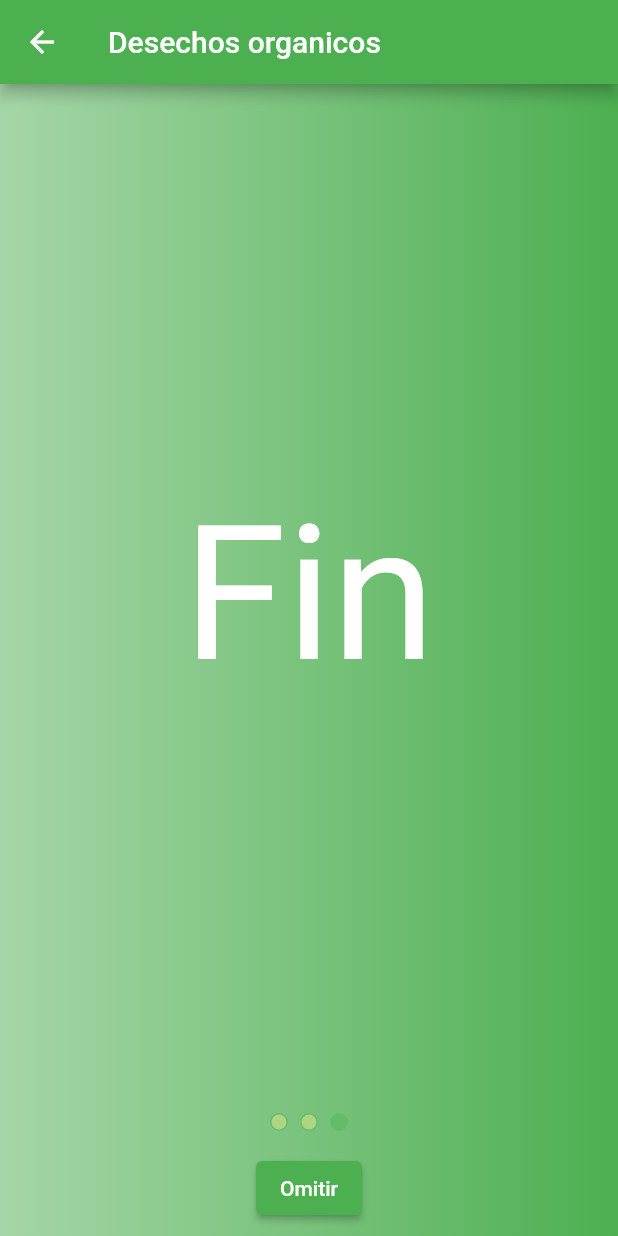
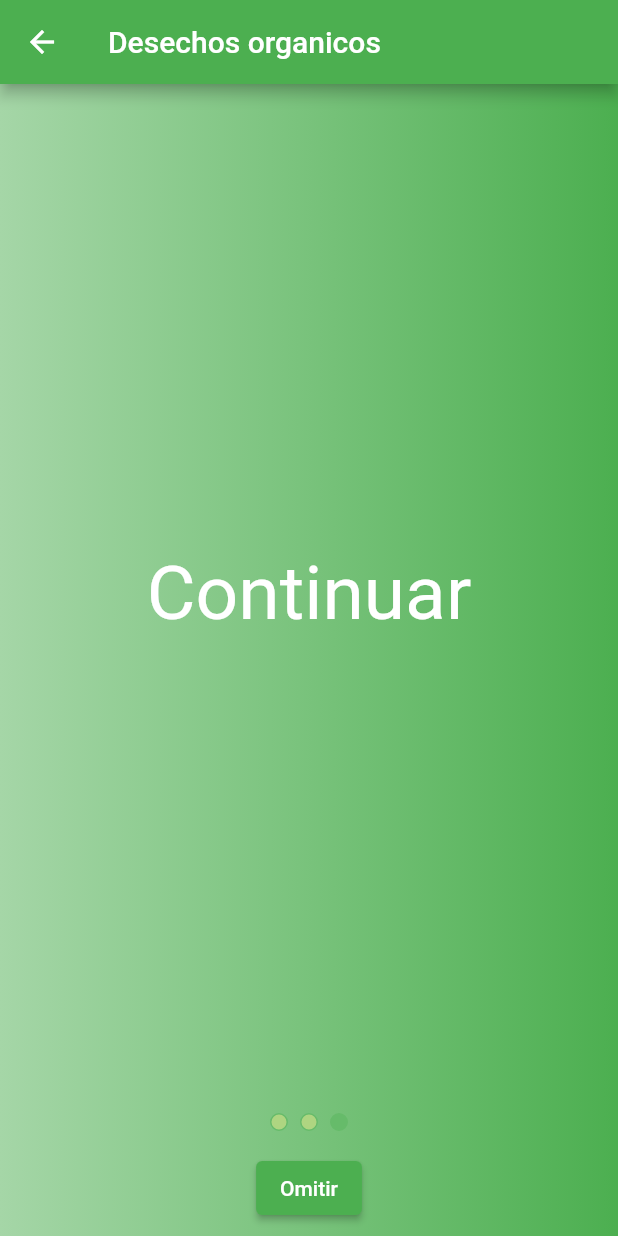
Before and after one commit to julio-fernandez/ResiduosOrganicos, a Flutter app: the PresentacionPage screen opened by its route, after a tap on "Omitir", on a phone screen of 412 x 824 dp. Run offline on Flutter 3.47's test engine with Material 2 defaults, Android fonts, the light colour scheme and no system bars; our stand-ins replace shared_preferences; accounts and stored records are empty; Roboto replaces fonts that are missing (Nunito).

Commit message:
Cambios en login, presentacion e intento de consulta con datos nulos

```diff
--- a/lib/main.dart
+++ b/lib/main.dart
@@ -44,7 +44,7 @@ class MyApp extends StatelessWidget {
         if (initScreen == null || initScreen == 1) return "/";
         if (initScreen == 2) return "login";
         if (initScreen == 3) return "listaRecoleciones";
-        if (initScreen == 3) return "listaRecolectores";
+        if (initScreen == 4) return "listaRecolectores";
         if (initScreen == 10) return "registro";
       }()),
       routes: {
--- a/lib/src/pages/presentacion_pages.dart
+++ b/lib/src/pages/presentacion_pages.dart
@@ -2,7 +2,7 @@ import 'package:flutter/material.dart';
 import 'package:residuos/src/widgets/presentacion_cards.dart';
 import 'package:residuos/src/models/shared_preferences.dart';
 
-class PresentacionPage extends StatelessWidget {
+class PresentacionPage extends StatefulWidget {
   const PresentacionPage({Key key}) : super(key: key);
 
   static const kIcons = <Widget>[
@@ -10,12 +10,17 @@ class PresentacionPage extends StatelessWidget {
     CardGuiaUno(),
     Center(
         child: Text(
-      "Fin",
+      "Continuar",
       textAlign: TextAlign.center,
-      style: TextStyle(color: Colors.white, fontSize: 125),
+      style: TextStyle(color: Colors.white, fontSize: 50),
     ))
   ];
 
+  @override
+  _PresentacionPageState createState() => _PresentacionPageState();
+}
+
+class _PresentacionPageState extends State<PresentacionPage> {
   @override
   Widget build(BuildContext context) {
     return Scaffold(
@@ -29,14 +34,14 @@ class PresentacionPage extends StatelessWidget {
                 end: Alignment.centerRight,
                 colors: [Colors.green[200], Colors.green])),
         child: DefaultTabController(
-          length: kIcons.length,
+          length: PresentacionPage.kIcons.length,
           child: Builder(
             builder: (BuildContext context) => Padding(
               padding: EdgeInsets.all(8.0),
               child: Column(
                 children: [
                   Expanded(
-                    child: TabBarView(children: kIcons),
+                    child: TabBarView(children: PresentacionPage.kIcons),
                   ),
                   Container(
                     margin: EdgeInsets.only(bottom: 10, top: 10),
@@ -51,11 +56,13 @@ class PresentacionPage extends StatelessWidget {
                           DefaultTabController.of(context);
                       if (!controller.indexIsChanging) {
                         if (controller.index != (controller.length - 1)) {
-                          controller.animateTo(kIcons.length - 1);
+                          controller
+                              .animateTo(PresentacionPage.kIcons.length - 1);
                         } else {
                           Navigator.pushReplacementNamed(context, "login");
                           SharedPreferencesClass.setPreference(
                               "initScreen", 2); //Fija pantalla inicial a login
+
                         }
                       }
                     },
```
Also changed, not shown: lib/src/models/futurosUsuarios.dart (+46 -0 lines), lib/src/pages/listaDeRecolciones_pages.dart (+32 -22 lines), lib/src/pages/login_pages.dart (+19 -2 lines), lib/src/widgets/presentacion_cards.dart (+7 -4 lines).
